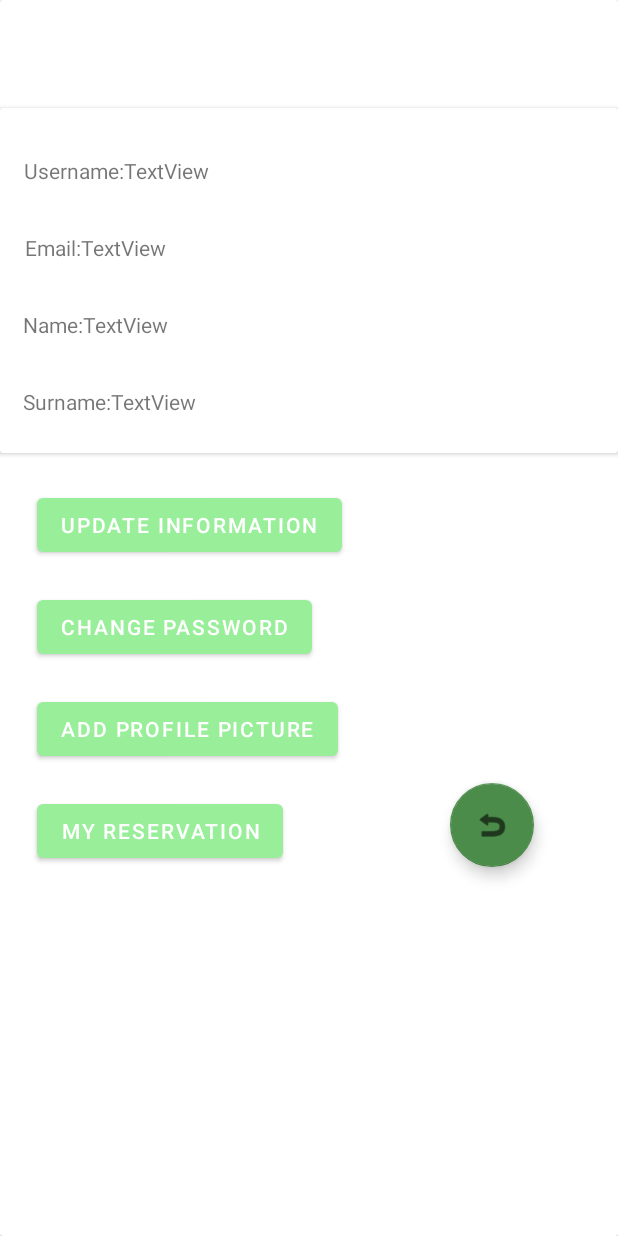
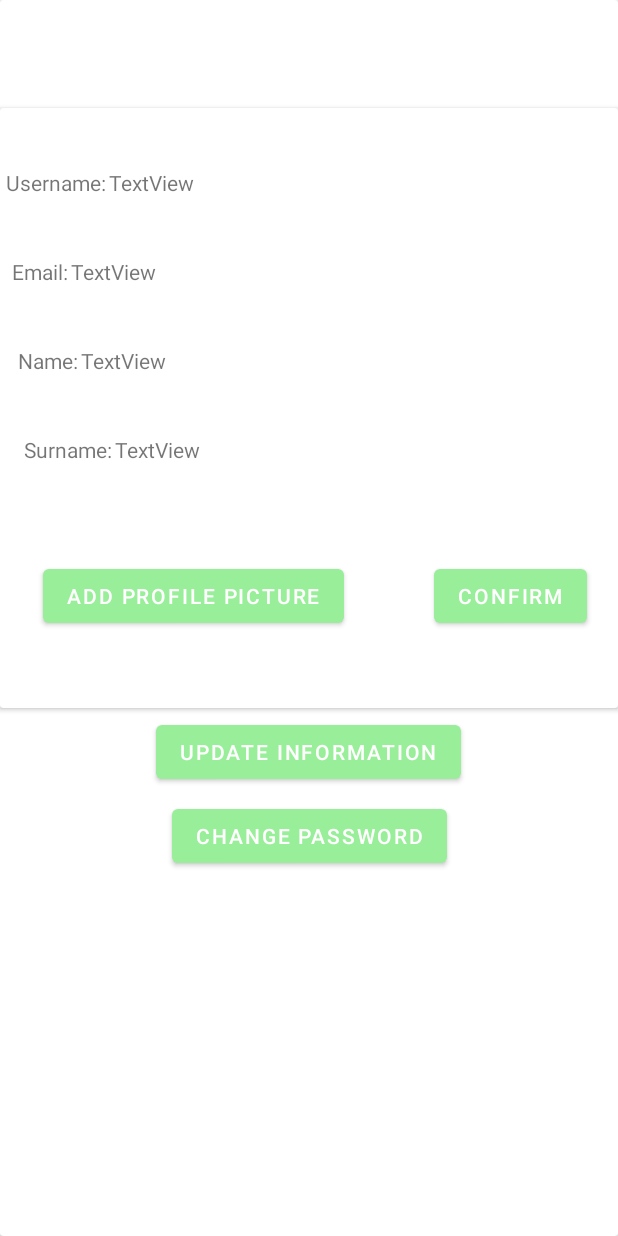
Before and after one commit to kamilDawidowski/RentaHome_MD, an Android app: the fragment ProfileFragment shown on its own in the app's theme, on a phone screen of 412 x 824 dp. Run offline under Robolectric (Android 15) with nearby library versions, the phone set to English and light mode, and no system bars; 5 statements that could not run were skipped.

Commit message:
navigation and reservation

```diff
--- a/app/src/main/AndroidManifest.xml
+++ b/app/src/main/AndroidManifest.xml
@@ -9,7 +9,7 @@
     <uses-permission android:name="android.permission.ACCESS_FINE_LOCATION" />
     <uses-permission android:name="android.permission.READ_EXTERNAL_STORAGE" />
     <uses-permission android:name="android.permission.INTERNET" />
-    <uses-permission android:name="android.permission.INTERNET" />
+
 
     <application
         android:allowBackup="true"
--- a/app/src/main/java/wat/mobilne/renthome/afterLogin/explore/ExploreFragment.kt
+++ b/app/src/main/java/wat/mobilne/renthome/afterLogin/explore/ExploreFragment.kt
@@ -36,14 +36,8 @@ class ExploreFragment : Fragment(),AdapterExplore.OnItemClickListener {
 
             findNavController().navigate(R.id.itemDetailFragment)
         }
-        floating_action_button_mapa.setOnClickListener {
 
-            findNavController().navigate(R.id.mapFragment)
-        }
-        floating_action_button_profile.setOnClickListener {
 
-            findNavController().navigate(R.id.profileFragment)
-        }
 
 
         }
--- a/app/src/main/java/wat/mobilne/renthome/afterLogin/profile/ProfileFragment.kt
+++ b/app/src/main/java/wat/mobilne/renthome/afterLogin/profile/ProfileFragment.kt
@@ -40,25 +40,15 @@ class ProfileFragment : Fragment() {
             chEmail.visibility=View.VISIBLE
             chName.visibility=View.VISIBLE
             chSurname.visibility=View.VISIBLE
-            Toast.makeText(
-                context,
-                getString(R.string.InCorrectLogin),
-                Toast.LENGTH_SHORT
-            ).show()
+
+
         }
         btnChangePassword.setOnClickListener {
             val action =ProfileFragmentDirections.actionProfileFragmentToChangePasswordFragment()
             findNavController().navigate(action)
         }
 
-        btnGoToReservation.setOnClickListener {
 
-        }
-        floating_action_button_to_explore.setOnClickListener {
-//            val action =ProfileFragmentDirections.actionProfileFragmentToExploreFragment()
-//            findNavController().navigate(action)
-
-        }
 
 
         super.onViewCreated(view, savedInstanceState)
--- a/app/src/main/res/layout/activity_main.xml
+++ b/app/src/main/res/layout/activity_main.xml
@@ -42,7 +42,7 @@
         android:layout_width="match_parent"
         android:layout_height="wrap_content"
         app:defaultNavHost="true"
-        app:layout_constraintBottom_toTopOf="@+id/menu"
+        app:layout_constraintBottom_toTopOf="@+id/bottom_navigation"
         app:layout_constraintEnd_toEndOf="parent"
         app:layout_constraintStart_toStartOf="parent"
         app:layout_constraintTop_toBottomOf="@+id/appBarLayout"
--- a/app/src/main/res/layout/fragment_change_password.xml
+++ b/app/src/main/res/layout/fragment_change_password.xml
@@ -10,6 +10,8 @@
     <androidx.cardview.widget.CardView
         android:layout_width="match_parent"
         android:layout_height="400dp"
+        android:layout_marginTop="40dp"
+        android:layout_marginBottom="40dp"
         app:cardBackgroundColor="@color/primaryColor"
         app:cardCornerRadius="30sp"
         app:layout_constraintBottom_toBottomOf="parent"
--- a/app/src/main/res/layout/fragment_profile.xml
+++ b/app/src/main/res/layout/fragment_profile.xml
@@ -33,37 +33,28 @@
                 android:id="@+id/btnChangePassword"
                 android:layout_width="wrap_content"
                 android:layout_height="wrap_content"
-                android:layout_marginTop="20dp"
+                android:layout_marginTop="8dp"
                 android:text="@string/change_password"
+                app:layout_constraintEnd_toEndOf="@+id/btnUpdateProfile"
+                app:layout_constraintHorizontal_bias="0.526"
                 app:layout_constraintStart_toStartOf="@+id/btnUpdateProfile"
                 app:layout_constraintTop_toBottomOf="@+id/btnUpdateProfile" />
-
-            <Button
-                android:id="@+id/btnAddPhoto"
-                android:layout_width="wrap_content"
-                android:layout_height="wrap_content"
-                android:layout_marginTop="20dp"
-                android:text="@string/add_profile_picture"
-                app:layout_constraintEnd_toEndOf="parent"
-                app:layout_constraintHorizontal_bias="0.0"
-                app:layout_constraintStart_toStartOf="@+id/btnChangePassword"
-                app:layout_constraintTop_toBottomOf="@+id/btnChangePassword" />
 
             <Button
                 android:id="@+id/btnUpdateProfile"
                 android:layout_width="wrap_content"
                 android:layout_height="wrap_content"
-                android:layout_marginTop="24dp"
+                android:layout_marginTop="5dp"
                 android:text="@string/update_information"
                 app:layout_constraintEnd_toEndOf="parent"
-                app:layout_constraintHorizontal_bias="0.119"
+                app:layout_constraintHorizontal_bias="0.497"
                 app:layout_constraintStart_toStartOf="parent"
                 app:layout_constraintTop_toBottomOf="@+id/cardView" />
 
             <androidx.cardview.widget.CardView
                 android:id="@+id/cardView"
                 android:layout_width="match_parent"
-                android:layout_height="230dp"
+                android:layout_height="400dp"
                 android:layout_marginTop="36dp"
                 app:layout_constraintEnd_toEndOf="parent"
                 app:layout_constraintHorizontal_bias="0.0"
@@ -78,6 +69,7 @@
                         android:id="@+id/tSurname"
                         android:layout_width="wrap_content"
                         android:layout_height="wrap_content"
+                        android:layout_marginStart="2dp"
                         android:text="TextView"
                         app:layout_constraintBottom_toBottomOf="@+id/textView10"
                         app:layout_constraintStart_toEndOf="@+id/textView10"
@@ -88,6 +80,7 @@
                         android:id="@+id/tName"
                         android:layout_width="wrap_content"
                         android:layout_height="wrap_content"
+                        android:layout_marginStart="2dp"
                         android:text="TextView"
                         app:layout_constraintBottom_toBottomOf="@+id/textView9"
                         app:layout_constraintStart_toEndOf="@+id/textView9"
@@ -97,8 +90,8 @@
                         android:id="@+id/textView7"
                         android:layout_width="wrap_content"
                         android:layout_height="wrap_content"
-                        android:layout_marginStart="16dp"
-                        android:layout_marginTop="32dp"
+                        android:layout_marginStart="4dp"
+                        android:layout_marginTop="40dp"
                         android:text="@string/username"
                         app:layout_constraintStart_toStartOf="parent"
                         app:layout_constraintTop_toTopOf="parent" />
@@ -107,10 +100,9 @@
                         android:id="@+id/textView8"
                         android:layout_width="wrap_content"
                         android:layout_height="wrap_content"
-                        android:layout_marginTop="32dp"
+                        android:layout_marginStart="4dp"
+                        android:layout_marginTop="40dp"
                         android:text="@string/email"
-                        app:layout_constraintEnd_toEndOf="@+id/textView7"
-                        app:layout_constraintHorizontal_bias="0.034"
                         app:layout_constraintStart_toStartOf="@+id/textView7"
                         app:layout_constraintTop_toBottomOf="@+id/textView7" />
 
@@ -118,10 +110,9 @@
                         android:id="@+id/textView9"
                         android:layout_width="wrap_content"
                         android:layout_height="wrap_content"
-                        android:layout_marginTop="32dp"
+                        android:layout_marginStart="4dp"
+                        android:layout_marginTop="40dp"
                         android:text="@string/name"
-                        app:layout_constraintEnd_toEndOf="@+id/textView8"
-                        app:layout_constraintHorizontal_bias="0.666"
                         app:layout_constraintStart_toStartOf="@+id/textView8"
                         app:layout_constraintTop_toBottomOf="@+id/textView8" />
 
@@ -129,7 +120,8 @@
                         android:id="@+id/textView10"
                         android:layout_width="wrap_content"
                         android:layout_height="wrap_content"
-                        android:layout_marginTop="32dp"
+                        android:layout_marginStart="4dp"
+                        android:layout_marginTop="40dp"
                         android:text="@string/surname"
                         app:layout_constraintStart_toStartOf="@+id/textView9"
                         app:layout_constraintTop_toBottomOf="@+id/textView9" />
@@ -138,6 +130,7 @@
                         android:id="@+id/tUsername"
                         android:layout_width="wrap_content"
                         android:layout_height="wrap_content"
+                        android:layout_marginStart="2dp"
                         android:text="TextView"
                         app:layout_constraintBottom_toBottomOf="@+id/textView7"
                         app:layout_constraintStart_toEndOf="@+id/textView7"
@@ -148,6 +141,7 @@
                         android:id="@+id/tEmail"
                         android:layout_width="wrap_content"
                         android:layout_height="wrap_content"
+                        android:layout_marginStart="2dp"
                         android:text="TextView"
                         app:layout_constraintBottom_toBottomOf="@+id/textView8"
                         app:layout_constraintStart_toEndOf="@+id/textView8"
@@ -195,33 +189,32 @@
                         app:layout_constraintBottom_toBottomOf="@+id/tSurname"
                         app:layout_constraintStart_toStartOf="@+id/chName" />
 
+                    <Button
+                        android:id="@+id/btnAddPhoto"
+                        android:layout_width="wrap_content"
+                        android:layout_height="wrap_content"
+                        android:layout_marginTop="64dp"
+                        android:text="@string/add_profile_picture"
+                        app:layout_constraintEnd_toEndOf="parent"
+                        app:layout_constraintHorizontal_bias="0.136"
+                        app:layout_constraintStart_toStartOf="parent"
+                        app:layout_constraintTop_toBottomOf="@+id/textView10" />
+
+                    <Button
+                        android:id="@+id/buttonConfirmChange"
+                        android:layout_width="wrap_content"
+                        android:layout_height="wrap_content"
+                        android:layout_marginStart="60dp"
+                        android:text="@string/confirm"
+                        app:layout_constraintBottom_toBottomOf="@+id/btnAddPhoto"
+                        app:layout_constraintStart_toEndOf="@+id/btnAddPhoto"
+                        app:layout_constraintTop_toTopOf="@+id/btnAddPhoto"
+                        app:layout_constraintVertical_bias="0.0" />
+
 
                 </androidx.constraintlayout.widget.ConstraintLayout>
             </androidx.cardview.widget.CardView>
 
-            <Button
-                android:id="@+id/btnGoToReservation"
-                android:layout_width="wrap_content"
-                android:layout_height="wrap_content"
-                android:layout_marginTop="20dp"
-                android:text="@string/my_reservation"
-                app:layout_constraintEnd_toEndOf="parent"
-                app:layout_constraintHorizontal_bias="0.0"
-                app:layout_constraintStart_toStartOf="@+id/btnAddPhoto"
-                app:layout_constraintTop_toBottomOf="@+id/btnAddPhoto" />
-
-            <com.google.android.material.floatingactionbutton.FloatingActionButton
-                android:id="@+id/floating_action_button_to_explore"
-                android:layout_width="wrap_content"
-                android:layout_height="wrap_content"
-                android:layout_gravity="bottom|right"
-                android:layout_marginEnd="56dp"
-                app:layout_constraintBottom_toBottomOf="@+id/btnGoToReservation"
-                app:layout_constraintEnd_toEndOf="parent"
-                app:layout_constraintHorizontal_bias="1.0"
-                app:layout_constraintStart_toEndOf="@+id/btnGoToReservation"
-                app:srcCompat="@android:drawable/ic_menu_revert" />
-
         </androidx.constraintlayout.widget.ConstraintLayout>
     </androidx.cardview.widget.CardView>
 </androidx.constraintlayout.widget.ConstraintLayout>
```
Also changed, not shown: app/build.gradle (+5 -2 lines), app/src/main/java/wat/mobilne/renthome/MainActivity.kt (+21 -0 lines), app/src/main/java/wat/mobilne/renthome/afterLogin/map/MapFragment.kt (+8 -1 lines), app/src/main/res/layout/fragment_explore.xml (+2 -25 lines).
